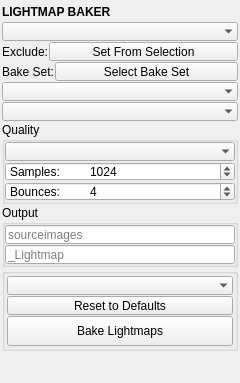
First picture: the form in blendertk/light_utils/lightmap_baker/lightmap_baker.ui, repository m3trik/blendertk, before the edit.
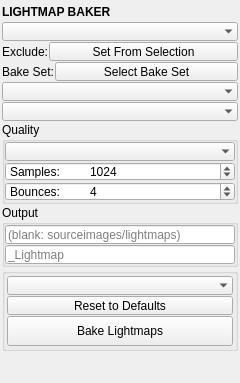
Second picture: the form after the edit. Custom widgets are drawn as their Qt base class.

```diff
--- a/blendertk/light_utils/lightmap_baker/lightmap_baker.ui
+++ b/blendertk/light_utils/lightmap_baker/lightmap_baker.ui
@@ -470,7 +470,7 @@
 The folder is created if it doesn't exist. Browsing to a folder inside the texture folder stores it as a relative path. The image button saves each map beside its material's texture maps instead; this folder then takes only the objects whose material has none.</string>
            </property>
            <property name="placeholderText">
-            <string>sourceimages</string>
+            <string>(blank: sourceimages/lightmaps)</string>
            </property>
           </widget>
          </item>
```
